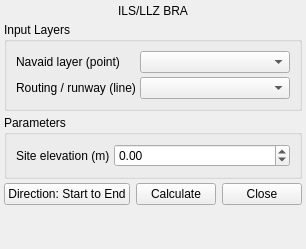
This is qBRA/ui/ils/ils_llz_panel.ui in FLYGHT7/qBRA as Qt 5 draws it before an edit. The edited form follows.
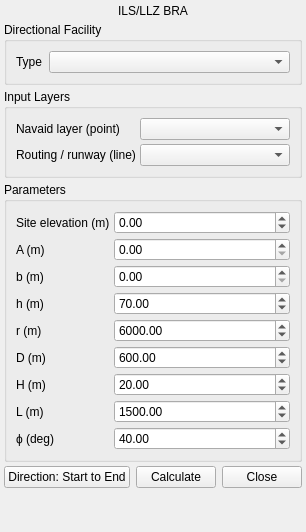
This is the edited form.

Commit message: Add facility parameters and UI components for ILS/LLZ dock widget

Patch:
```diff
--- a/qBRA/ui/ils/ils_llz_panel.ui
+++ b/qBRA/ui/ils/ils_llz_panel.ui
@@ -40,6 +40,25 @@
      </property>
     </widget>
    </item>
+   <item>
+    <widget class="QGroupBox" name="grpFacility">
+     <property name="title">
+      <string>Directional Facility</string>
+     </property>
+     <layout class="QFormLayout" name="formFacility">
+      <item row="0" column="0">
+       <widget class="QLabel" name="lblFacility">
+        <property name="text">
+         <string>Type</string>
+        </property>
+       </widget>
+      </item>
+      <item row="0" column="1">
+       <widget class="QComboBox" name="cboFacility"/>
+      </item>
+     </layout>
+    </widget>
+   </item>
    <item>
    <widget class="QGroupBox" name="grpInputLayers">
      <property name="title">
@@ -116,6 +135,112 @@
         </property>
        </widget>
       </item>
+      <item row="1" column="0">
+       <widget class="QLabel" name="lblA">
+        <property name="text">
+         <string>A (m)</string>
+        </property>
+       </widget>
+      </item>
+      <item row="1" column="1">
+       <widget class="QDoubleSpinBox" name="spnA">
+        <property name="minimum"><double>0.000000000000000</double></property>
+        <property name="maximum"><double>100000.000000000000000</double></property>
+        <property name="decimals"><number>2</number></property>
+        <property name="value"><double>0.000000000000000</double></property>
+       </widget>
+      </item>
+      <item row="2" column="0">
+       <widget class="QLabel" name="lblB">
+        <property name="text"><string>b (m)</string></property>
+       </widget>
+      </item>
+      <item row="2" column="1">
+      <widget class="QDoubleSpinBox" name="spnB">
+       <property name="minimum"><double>0.000000000000000</double></property>
+       <property name="maximum"><double>100000.000000000000000</double></property>
+       <property name="decimals"><number>2</number></property>
+       <property name="value"><double>0.000000000000000</double></property>
+      </widget>
+      </item>
+      <item row="3" column="0">
+       <widget class="QLabel" name="lblh">
+        <property name="text"><string>h (m)</string></property>
+       </widget>
+      </item>
+      <item row="3" column="1">
+       <widget class="QDoubleSpinBox" name="spnh">
+        <property name="minimum"><double>0.000000000000000</double></property>
+        <property name="maximum"><double>100000.000000000000000</double></property>
+        <property name="decimals"><number>2</number></property>
+        <property name="value"><double>70.000000000000000</double></property>
+       </widget>
+      </item>
+      <item row="4" column="0">
+       <widget class="QLabel" name="lblr">
+        <property name="text"><string>r (m)</string></property>
+       </widget>
+      </item>
+      <item row="4" column="1">
+       <widget class="QDoubleSpinBox" name="spnr">
+        <property name="minimum"><double>0.000000000000000</double></property>
+        <property name="maximum"><double>100000.000000000000000</double></property>
+        <property name="decimals"><number>2</number></property>
+        <property name="value"><double>6000.000000000000000</double></property>
+       </widget>
+      </item>
+      <item row="5" column="0">
+       <widget class="QLabel" name="lblD">
+        <property name="text"><string>D (m)</string></property>
+       </widget>
+      </item>
+      <item row="5" column="1">
+       <widget class="QDoubleSpinBox" name="spnD">
+        <property name="minimum"><double>0.000000000000000</double></property>
+        <property name="maximum"><double>100000.000000000000000</double></property>
+        <property name="decimals"><number>2</number></property>
+        <property name="value"><double>600.000000000000000</double></property>
+       </widget>
+      </item>
+      <item row="6" column="0">
+       <widget class="QLabel" name="lblH">
+        <property name="text"><string>H (m)</string></property>
+       </widget>
+      </item>
+      <item row="6" column="1">
+       <widget class="QDoubleSpinBox" name="spnH">
+        <property name="minimum"><double>0.000000000000000</double></property>
+        <property name="maximum"><double>100000.000000000000000</double></property>
+        <property name="decimals"><number>2</number></property>
+        <property name="value"><double>20.000000000000000</double></property>
+       </widget>
+      </item>
+      <item row="7" column="0">
+       <widget class="QLabel" name="lblL">
+        <property name="text"><string>L (m)</string></property>
+       </widget>
+      </item>
+      <item row="7" column="1">
+       <widget class="QDoubleSpinBox" name="spnL">
+        <property name="minimum"><double>0.000000000000000</double></property>
+        <property name="maximum"><double>100000.000000000000000</double></property>
+        <property name="decimals"><number>2</number></property>
+        <property name="value"><double>1500.000000000000000</double></property>
+       </widget>
+      </item>
+      <item row="8" column="0">
+       <widget class="QLabel" name="lblPhi">
+        <property name="text"><string>ϕ (deg)</string></property>
+       </widget>
+      </item>
+      <item row="8" column="1">
+       <widget class="QDoubleSpinBox" name="spnPhi">
+        <property name="minimum"><double>0.000000000000000</double></property>
+        <property name="maximum"><double>90.000000000000000</double></property>
+        <property name="decimals"><number>2</number></property>
+        <property name="value"><double>40.000000000000000</double></property>
+       </widget>
+      </item>
      </layout>
     </widget>
    </item>
```
The commit also changes 1 other file.
